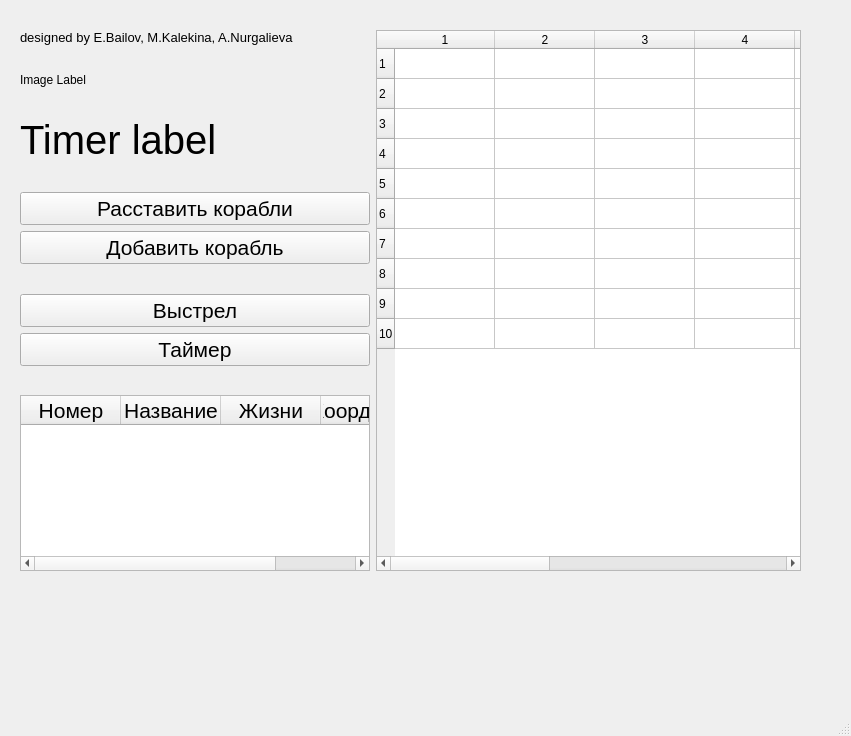
Old version of the form mainwindow.ui in the repository btnt51/seaWars.
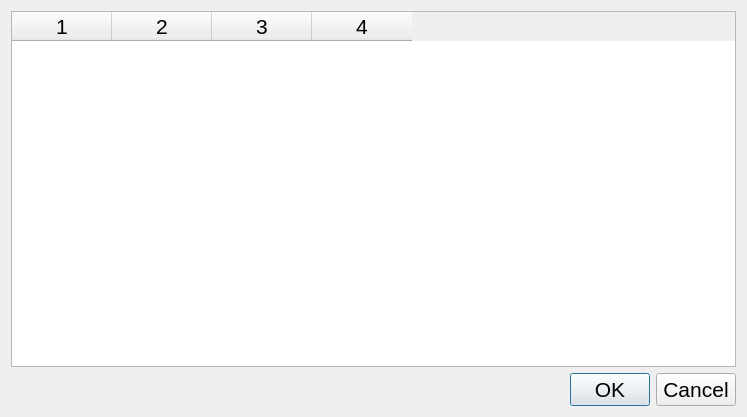
New version of the form.

Patch:
```diff
--- a/mainwindow.ui
+++ b/mainwindow.ui
@@ -1,305 +1,54 @@
 <?xml version="1.0" encoding="UTF-8"?>
 <ui version="4.0">
- <class>MainWindow</class>
- <widget class="QMainWindow" name="MainWindow">
+ <class>WinnerWindow</class>
+ <widget class="QDialog" name="WinnerWindow">
   <property name="geometry">
    <rect>
     <x>0</x>
     <y>0</y>
-    <width>851</width>
-    <height>736</height>
+    <width>747</width>
+    <height>417</height>
    </rect>
   </property>
   <property name="windowTitle">
    <string>MainWindow</string>
   </property>
-  <widget class="QWidget" name="centralwidget">
-   <widget class="QWidget" name="gridLayoutWidget">
-    <property name="geometry">
-     <rect>
-      <x>20</x>
-      <y>30</y>
-      <width>781</width>
-      <height>541</height>
-     </rect>
-    </property>
-    <layout class="QGridLayout" name="layout">
-     <item row="0" column="1">
-      <widget class="QTableWidget" name="fieldTable">
-       <property name="sizePolicy">
-        <sizepolicy hsizetype="Expanding" vsizetype="Expanding">
-         <horstretch>0</horstretch>
-         <verstretch>0</verstretch>
-        </sizepolicy>
-       </property>
-       <property name="textElideMode">
-        <enum>Qt::ElideLeft</enum>
-       </property>
-       <property name="verticalScrollMode">
-        <enum>QAbstractItemView::ScrollPerItem</enum>
-       </property>
-       <property name="horizontalScrollMode">
-        <enum>QAbstractItemView::ScrollPerItem</enum>
-       </property>
-       <property name="showGrid">
-        <bool>true</bool>
-       </property>
-       <property name="gridStyle">
-        <enum>Qt::SolidLine</enum>
-       </property>
-       <property name="wordWrap">
-        <bool>false</bool>
-       </property>
-       <property name="cornerButtonEnabled">
-        <bool>true</bool>
-       </property>
-       <property name="rowCount">
-        <number>10</number>
-       </property>
-       <property name="columnCount">
-        <number>10</number>
-       </property>
-       <row/>
-       <row/>
-       <row/>
-       <row/>
-       <row/>
-       <row/>
-       <row/>
-       <row/>
-       <row/>
-       <row/>
-       <column/>
-       <column/>
-       <column/>
-       <column/>
-       <column/>
-       <column/>
-       <column/>
-       <column/>
-       <column/>
-       <column/>
-      </widget>
-     </item>
-     <item row="0" column="0">
-      <layout class="QVBoxLayout" name="verticalLayout">
-       <item>
-        <widget class="QLabel" name="label">
-         <property name="font">
-          <font>
-           <pointsize>10</pointsize>
-          </font>
-         </property>
-         <property name="text">
-          <string>designed by E.Bailov, M.Kalekina, A.Nurgalieva</string>
-         </property>
-        </widget>
-       </item>
-       <item>
-        <spacer name="verticalSpacer">
-         <property name="orientation">
-          <enum>Qt::Vertical</enum>
-         </property>
-         <property name="sizeHint" stdset="0">
-          <size>
-           <width>20</width>
-           <height>39</height>
-          </size>
-         </property>
-        </spacer>
-       </item>
-       <item>
-        <widget class="QLabel" name="imageLabel">
-         <property name="text">
-          <string>Image Label</string>
-         </property>
-        </widget>
-       </item>
-       <item>
-        <spacer name="horizontalSpacer">
-         <property name="orientation">
-          <enum>Qt::Horizontal</enum>
-         </property>
-         <property name="sizeType">
-          <enum>QSizePolicy::Fixed</enum>
-         </property>
-         <property name="sizeHint" stdset="0">
-          <size>
-           <width>100</width>
-           <height>1</height>
-          </size>
-         </property>
-        </spacer>
-       </item>
-       <item>
-        <spacer name="verticalSpacer_5">
-         <property name="orientation">
-          <enum>Qt::Vertical</enum>
-         </property>
-         <property name="sizeHint" stdset="0">
-          <size>
-           <width>20</width>
-           <height>39</height>
-          </size>
-         </property>
-        </spacer>
-       </item>
-       <item>
-        <widget class="QLabel" name="timerLabel">
-         <property name="font">
-          <font>
-           <pointsize>30</pointsize>
-          </font>
-         </property>
-         <property name="text">
-          <string>Timer label</string>
-         </property>
-        </widget>
-       </item>
-       <item>
-        <spacer name="verticalSpacer_4">
-         <property name="orientation">
-          <enum>Qt::Vertical</enum>
-         </property>
-         <property name="sizeHint" stdset="0">
-          <size>
-           <width>20</width>
-           <height>40</height>
-          </size>
-         </property>
-        </spacer>
-       </item>
-       <item>
-        <widget class="QPushButton" name="placeBut">
-         <property name="font">
-          <font>
-           <pointsize>16</pointsize>
-          </font>
-         </property>
-         <property name="text">
-          <string>Расставить корабли</string>
-         </property>
-        </widget>
-       </item>
-       <item>
-        <widget class="QPushButton" name="addShipBut">
-         <property name="font">
-          <font>
-           <pointsize>16</pointsize>
-          </font>
-         </property>
-         <property name="text">
-          <string>Добавить корабль</string>
-         </property>
-        </widget>
-       </item>
-       <item>
-        <spacer name="verticalSpacer_3">
-         <property name="orientation">
-          <enum>Qt::Vertical</enum>
-         </property>
-         <property name="sizeHint" stdset="0">
-          <size>
-           <width>20</width>
-           <height>40</height>
-          </size>
-         </property>
-        </spacer>
-       </item>
-       <item>
-        <widget class="QPushButton" name="shootBut">
-         <property name="font">
-          <font>
-           <pointsize>16</pointsize>
-          </font>
-         </property>
-         <property name="text">
-          <string>Выстрел</string>
-         </property>
-        </widget>
-       </item>
-       <item>
-        <widget class="QPushButton" name="timerBut">
-         <property name="font">
-          <font>
-           <pointsize>16</pointsize>
-          </font>
-         </property>
-         <property name="text">
-          <string>Таймер</string>
-         </property>
-        </widget>
-       </item>
-       <item>
-        <spacer name="verticalSpacer_2">
-         <property name="orientation">
-          <enum>Qt::Vertical</enum>
-         </property>
-         <property name="sizeHint" stdset="0">
-          <size>
-           <width>20</width>
-           <height>40</height>
-          </size>
-         </property>
-        </spacer>
-       </item>
-       <item>
-        <widget class="QTableWidget" name="commandsTable">
-         <property name="minimumSize">
-          <size>
-           <width>350</width>
-           <height>0</height>
-          </size>
-         </property>
-         <property name="maximumSize">
-          <size>
-           <width>350</width>
-           <height>16777215</height>
-          </size>
-         </property>
-         <property name="font">
-          <font>
-           <pointsize>16</pointsize>
-          </font>
-         </property>
-         <column>
-          <property name="text">
-           <string>Номер</string>
-          </property>
-         </column>
-         <column>
-          <property name="text">
-           <string>Название</string>
-          </property>
-         </column>
-         <column>
-          <property name="text">
-           <string>Жизни</string>
-          </property>
-         </column>
-         <column>
-          <property name="text">
-           <string>Координаты</string>
-          </property>
-         </column>
-        </widget>
-       </item>
-      </layout>
-     </item>
-    </layout>
-   </widget>
-  </widget>
-  <widget class="QMenuBar" name="menubar">
-   <property name="geometry">
-    <rect>
-     <x>0</x>
-     <y>0</y>
-     <width>851</width>
-     <height>22</height>
-    </rect>
-   </property>
-  </widget>
-  <widget class="QStatusBar" name="statusbar"/>
+  <layout class="QVBoxLayout" name="verticalLayout">
+   <item>
+    <widget class="QTableWidget" name="resTable">
+     <property name="font">
+      <font>
+       <pointsize>16</pointsize>
+      </font>
+     </property>
+     <property name="columnCount">
+      <number>4</number>
+     </property>
+     <column/>
+     <column/>
+     <column/>
+     <column/>
+    </widget>
+   </item>
+   <item>
+    <widget class="QDialogButtonBox" name="buttonBox">
+     <property name="font">
+      <font>
+       <pointsize>16</pointsize>
+      </font>
+     </property>
+     <property name="layoutDirection">
+      <enum>Qt::LeftToRight</enum>
+     </property>
+     <property name="orientation">
+      <enum>Qt::Horizontal</enum>
+     </property>
+     <property name="standardButtons">
+      <set>QDialogButtonBox::Cancel|QDialogButtonBox::Ok</set>
+     </property>
+    </widget>
+   </item>
+  </layout>
  </widget>
  <resources/>
  <connections/>
```
Left out of the diff: 37 changed lines with no effect on the pictures.
